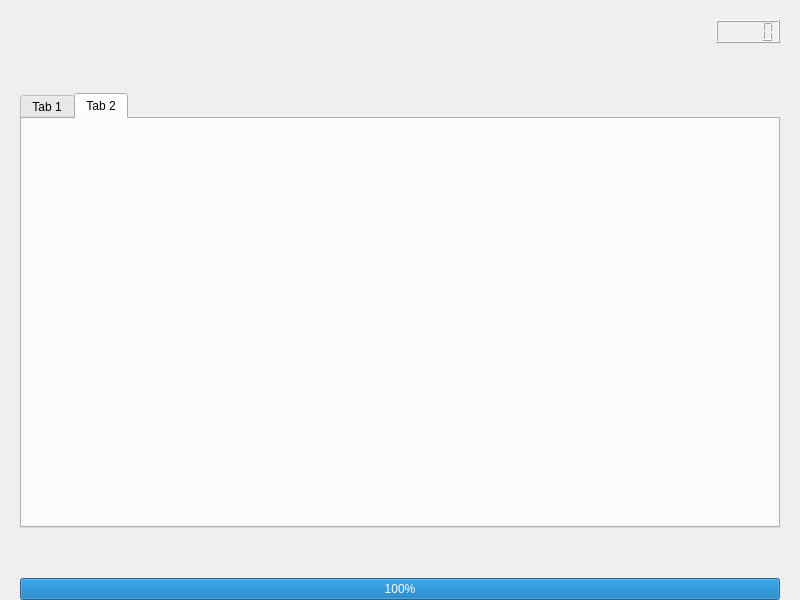
First picture: the form in designer/evaluator_start.ui, repository zarathustre/ttex, before the edit.
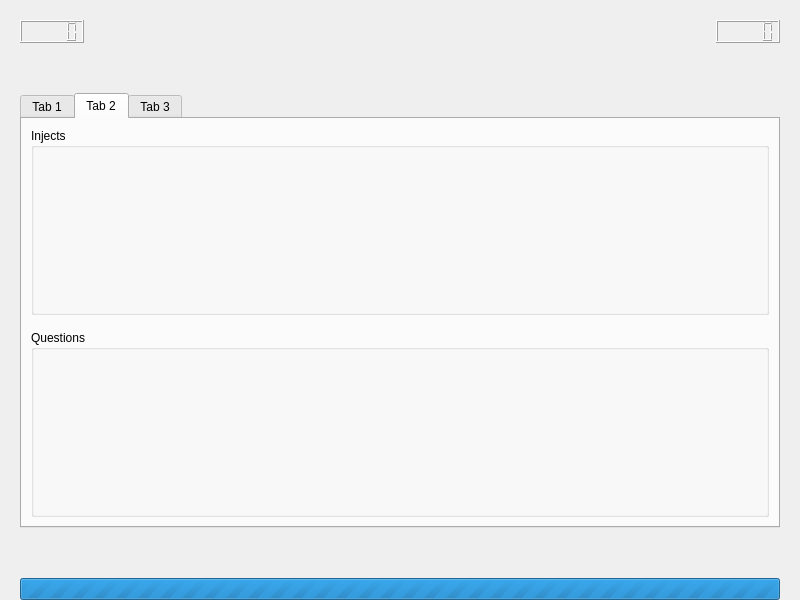
Second picture: the form after the edit. The open tabs and pages were chosen to show the change.

Diff of the .ui file:
```diff
--- a/designer/evaluator_start.ui
+++ b/designer/evaluator_start.ui
@@ -31,6 +31,9 @@
    </property>
    <item>
     <layout class="QHBoxLayout" name="horizontalLayout">
+     <item>
+      <widget class="QLCDNumber" name="time_counter"/>
+     </item>
      <item>
       <spacer name="horizontalSpacer_4">
        <property name="orientation">
@@ -158,17 +161,49 @@
       <attribute name="title">
        <string>Tab 2</string>
       </attribute>
+      <layout class="QVBoxLayout" name="verticalLayout_4">
+       <property name="spacing">
+        <number>15</number>
+       </property>
+       <item>
+        <widget class="QGroupBox" name="injects_group">
+         <property name="title">
+          <string>Injects</string>
+         </property>
+         <layout class="QVBoxLayout" name="verticalLayout_5"/>
+        </widget>
+       </item>
+       <item>
+        <widget class="QGroupBox" name="questions_group">
+         <property name="title">
+          <string>Questions</string>
+         </property>
+         <layout class="QVBoxLayout" name="verticalLayout_6"/>
+        </widget>
+       </item>
+      </layout>
+     </widget>
+     <widget class="QWidget" name="tab_3">
+      <attribute name="title">
+       <string>Tab 3</string>
+      </attribute>
      </widget>
     </widget>
    </item>
    <item>
     <widget class="QProgressBar" name="time_bar">
+     <property name="maximum">
+      <number>0</number>
+     </property>
      <property name="value">
-      <number>100</number>
+      <number>0</number>
      </property>
      <property name="invertedAppearance">
       <bool>false</bool>
      </property>
+     <property name="format">
+      <string>%p%</string>
+     </property>
     </widget>
    </item>
   </layout>
```
Left out of the diff: 4 changed lines with no effect on the pictures.
